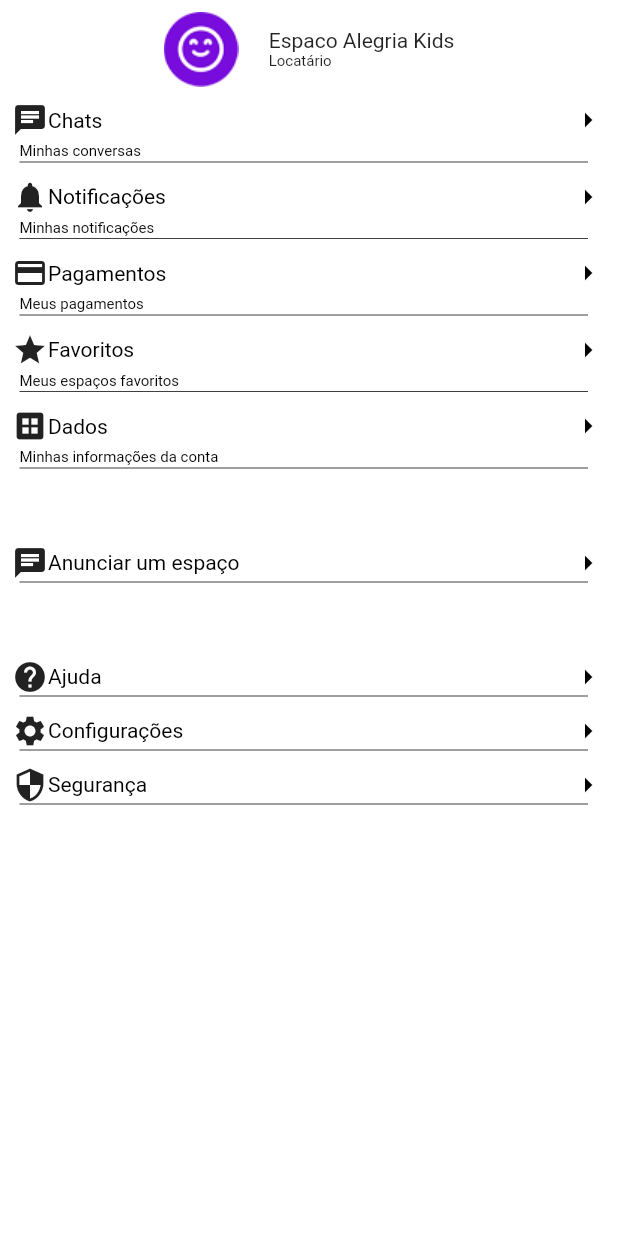
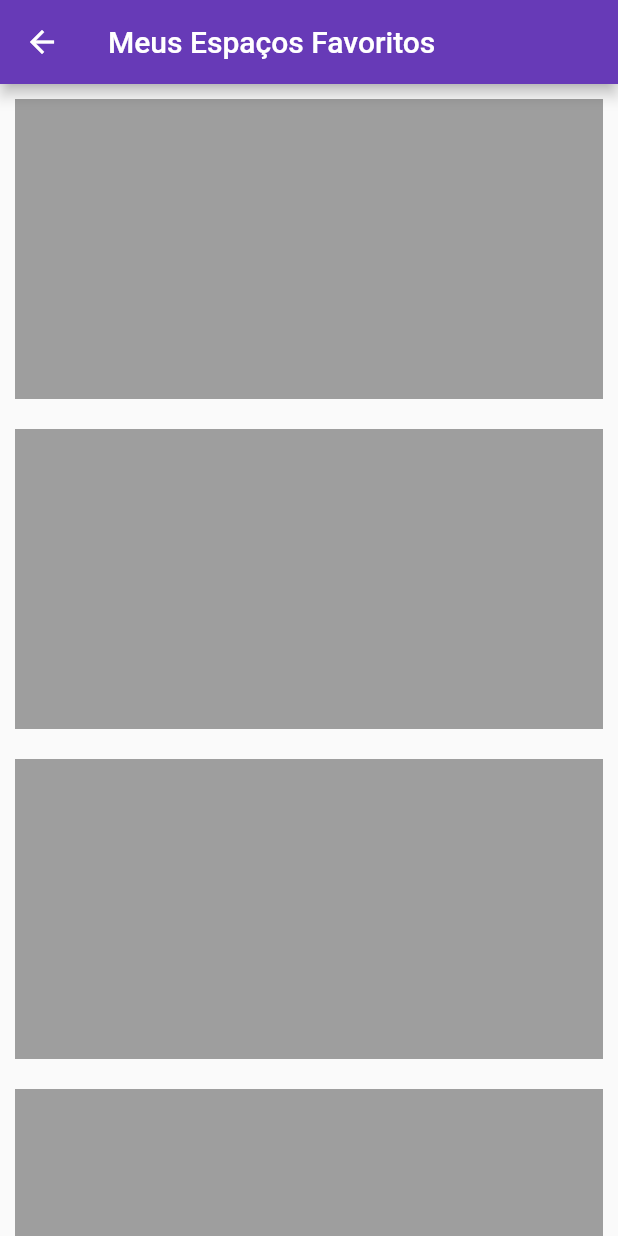
Before and after one commit to rodrigoaugusto99/git_flutter_festou, a Flutter app: the screen it shows after launch, after a tap on "Favoritos", on a phone screen of 412 x 824 dp. Run offline on Flutter 3.47's test engine with Material 2 defaults, Android fonts, the phone set to English and light mode, and no system bars; our stand-ins replace cloud_firestore, firebase_auth, firebase_core, flutter_riverpod, geocoding, google_maps_flutter and 3 more; missing offline and left inert: search_cep, validatorless; accounts and stored records are empty; generated files the repository leaves out were written again; network calls fail.

Commit message:
FESTOU-57: Desenvolver UI "Meus espaços favoritos"

```diff
--- a/lib/main.dart
+++ b/lib/main.dart
@@ -5,6 +5,7 @@ import 'package:git_flutter_festou/firebase_options.dart';
 import 'package:git_flutter_festou/src/core/ui/festou_nav_global_key.dart';
 import 'package:git_flutter_festou/src/features/auth/auth_page.dart';
 import 'package:git_flutter_festou/src/features/bottomNavBar/account%20options/dados/dados_page.dart';
+import 'package:git_flutter_festou/src/features/bottomNavBar/account%20options/favorites/favorites_spaces.dart';
 import 'package:git_flutter_festou/src/features/bottomNavBar/account%20options/help/help_page.dart';
 import 'package:git_flutter_festou/src/features/bottomNavBar/account%20options/locador/quero_ser_locador.dart';
 import 'package:git_flutter_festou/src/features/bottomNavBar/account.dart';
@@ -40,6 +41,7 @@ class MyApp extends StatelessWidget {
         '/account/help': (_) => const HelpPage(),
         '/account/dados': (_) => const DadosPage(),
         '/account/locador': (_) => const QueroSerLocadorPage(),
+        '/account/favorites': (_) => const FavoriteSpacesPage(),
       },
       theme: ThemeData(
         primarySwatch: Colors.deepPurple,
--- /dev/null
+++ b/lib/src/features/bottomNavBar/account options/favorites/favorites_spaces.dart
@@ -0,0 +1,25 @@
+import 'package:flutter/material.dart';
+
+class FavoriteSpacesPage extends StatelessWidget {
+  const FavoriteSpacesPage({super.key});
+
+  @override
+  Widget build(BuildContext context) {
+    return Scaffold(
+      appBar: AppBar(
+        title: const Text("Meus Espaços Favoritos"),
+      ),
+      body: ListView.builder(
+        itemCount: 5, // Número de containers a serem exibidos
+        itemBuilder: (context, index) {
+          return Container(
+            height: 200,
+            color: Colors.grey,
+            margin: const EdgeInsets.all(
+                10), // Margem para espaçamento entre os containers
+          );
+        },
+      ),
+    );
+  }
+}
--- a/lib/src/features/bottomNavBar/account.dart
+++ b/lib/src/features/bottomNavBar/account.dart
@@ -23,6 +23,7 @@ class Account extends StatelessWidget {
               ),
               TextButton(
                 onPressed: () {
+                  Navigator.of(context).pop();
                   Navigator.of(context).pushNamed('/account/locador');
                 },
                 child: const Text("Confirmar"),
@@ -78,7 +79,8 @@ class Account extends StatelessWidget {
               text: 'Favoritos',
               text2: 'Meus espaços favoritos',
               icon: const Icon(Icons.star),
-              onTap: () {},
+              onTap: () =>
+                  Navigator.of(context).pushNamed('/account/favorites'),
             ),
             AcountButton(
               text: 'Dados',
```
